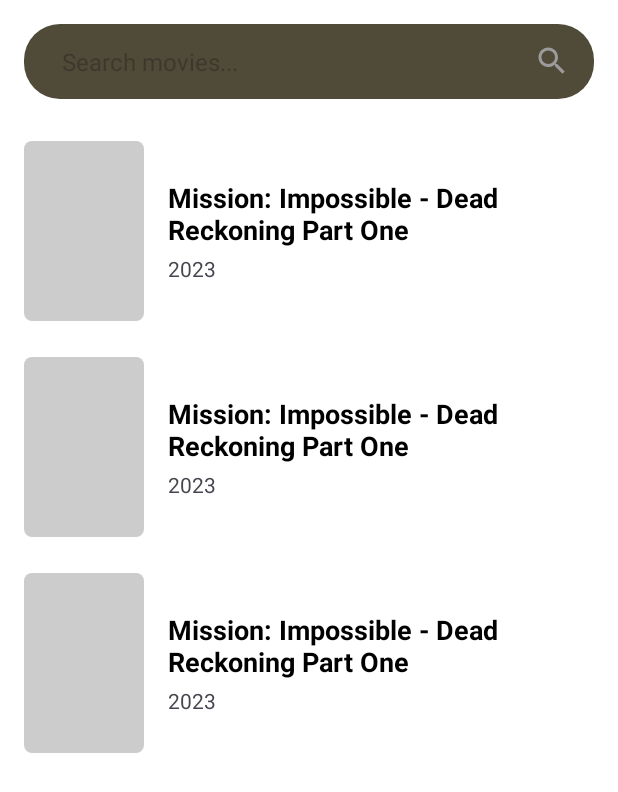
After one commit to Kuahfi/cinelogs, an Android app: the layout activity_search.xml on its own in the app's theme, with its tools: preview values and no code run, on a phone screen of 412 x 824 dp. The commit adds this screen. Shown: the top 792 px of the screen. Run offline under Robolectric (Android 15) with nearby library versions, the phone set to English and light mode, and no system bars.

Commit message:
Search feature

```diff
--- a/app/src/main/AndroidManifest.xml
+++ b/app/src/main/AndroidManifest.xml
@@ -19,6 +19,9 @@
         <activity
             android:name=".ui.dashboard.MovieDetailsActivity"
             android:exported="false" />
+        <activity
+            android:name=".ui.dashboard.SearchActivity"
+            android:parentActivityName=".ui.dashboard.DashboardActivity"/>
         <activity
             android:name=".ui.onboarding.OnboardingActivity"
             android:exported="false" /> <!-- SplashScreen sebagai entry point utama -->
--- a/app/src/main/res/layout/activity_dashboard.xml
+++ b/app/src/main/res/layout/activity_dashboard.xml
@@ -52,6 +52,9 @@
                 android:layout_width="match_parent"
                 android:layout_height="50dp"
                 android:hint="Search movies..."
+                android:maxLines="1"
+                android:inputType="text"
+                android:imeOptions="actionSearch"
                 android:background="@drawable/search_background"
                 android:textColorHint="#80FFFFFF"
                 android:drawableEnd="@drawable/baseline_search_24"
--- /dev/null
+++ b/app/src/main/res/layout/activity_search.xml
@@ -0,0 +1,57 @@
+<?xml version="1.0" encoding="utf-8"?>
+<LinearLayout xmlns:android="http://schemas.android.com/apk/res/android"
+    xmlns:tools="http://schemas.android.com/tools"
+    android:layout_width="match_parent"
+    android:layout_height="match_parent"
+    android:orientation="vertical"
+    android:background="@color/white"
+    tools:context=".ui.dashboard.SearchActivity">
+
+    <!-- The EditText is now below the toolbar -->
+    <EditText
+        android:id="@+id/etSearch"
+        android:layout_width="match_parent"
+        android:layout_height="50dp"
+        android:layout_margin="16dp"
+        android:hint="Search movies..."
+        android:maxLines="1"
+        android:inputType="text"
+        android:imeOptions="actionSearch"
+        android:background="@drawable/search_background"
+        android:drawableEnd="@drawable/baseline_search_24"
+        android:drawablePadding="8dp"
+        android:paddingStart="25dp"
+        android:textSize="16sp"/>
+
+
+    <FrameLayout
+        android:layout_width="match_parent"
+        android:layout_height="match_parent">
+
+        <androidx.recyclerview.widget.RecyclerView
+            android:id="@+id/rvSearchResults"
+            android:layout_width="match_parent"
+            android:layout_height="match_parent"
+            android:paddingStart="4dp"
+            android:paddingEnd="4dp"
+            tools:listitem="@layout/item_search_result"/>
+
+        <ProgressBar
+            android:id="@+id/loadingSpinner"
+            android:layout_width="wrap_content"
+            android:layout_height="wrap_content"
+            android:layout_gravity="center"
+            android:visibility="gone" />
+
+        <TextView
+            android:id="@+id/tvNoResults"
+            android:layout_width="wrap_content"
+            android:layout_height="wrap_content"
+            android:text="No results found."
+            android:layout_gravity="center"
+            android:visibility="gone"
+            android:textSize="18sp"/>
+
+    </FrameLayout>
+
+</LinearLayout>
--- /dev/null
+++ b/app/src/main/res/layout/item_search_result.xml
@@ -0,0 +1,46 @@
+<?xml version="1.0" encoding="utf-8"?>
+<LinearLayout xmlns:android="http://schemas.android.com/apk/res/android"
+    xmlns:tools="http://schemas.android.com/tools"
+    android:layout_width="match_parent"
+    android:layout_height="wrap_content"
+    android:orientation="horizontal"
+    android:padding="12dp"
+    android:background="?android:attr/selectableItemBackground"
+    android:clickable="true"
+    android:focusable="true">
+
+    <ImageView
+        android:id="@+id/ivPoster"
+        android:layout_width="80dp"
+        android:layout_height="120dp"
+        android:scaleType="centerCrop"
+        tools:src="@drawable/placeholder_image" />
+
+    <LinearLayout
+        android:layout_width="0dp"
+        android:layout_height="wrap_content"
+        android:layout_weight="1"
+        android:orientation="vertical"
+        android:layout_gravity="center_vertical"
+        android:layout_marginStart="16dp">
+
+        <TextView
+            android:id="@+id/tvTitle"
+            android:layout_width="wrap_content"
+            android:layout_height="wrap_content"
+            tools:text="Mission: Impossible - Dead Reckoning Part One"
+            android:textColor="@android:color/black"
+            android:textSize="18sp"
+            android:textStyle="bold" />
+
+        <TextView
+            android:id="@+id/tvReleaseYear"
+            android:layout_width="wrap_content"
+            android:layout_height="wrap_content"
+            tools:text="2023"
+            android:textSize="14sp"
+            android:layout_marginTop="4dp"/>
+
+    </LinearLayout>
+
+</LinearLayout>
--- a/gradle/libs.versions.toml
+++ b/gradle/libs.versions.toml
@@ -1,5 +1,5 @@
 [versions]
-agp = "8.8.2"
+agp = "8.10.0"
 kotlin = "2.1.0"
 coreKtx = "1.15.0"
 junit = "4.13.2"
```
Also changed, not shown: app/src/main/java/com/z0diac/tesapi/data/api/TmdbApi.kt (+7 -1 lines), app/src/main/java/com/z0diac/tesapi/ui/adapters/MovieAdapter.kt (+18 -21 lines), app/src/main/java/com/z0diac/tesapi/ui/adapters/SearchAdapter.kt (added, +78 -0 lines), app/src/main/java/com/z0diac/tesapi/ui/dashboard/DashboardActivity.kt (+136 -209 lines), app/src/main/java/com/z0diac/tesapi/ui/dashboard/SearchActivity.kt (added, +127 -0 lines), gradle/wrapper/gradle-wrapper.properties.
